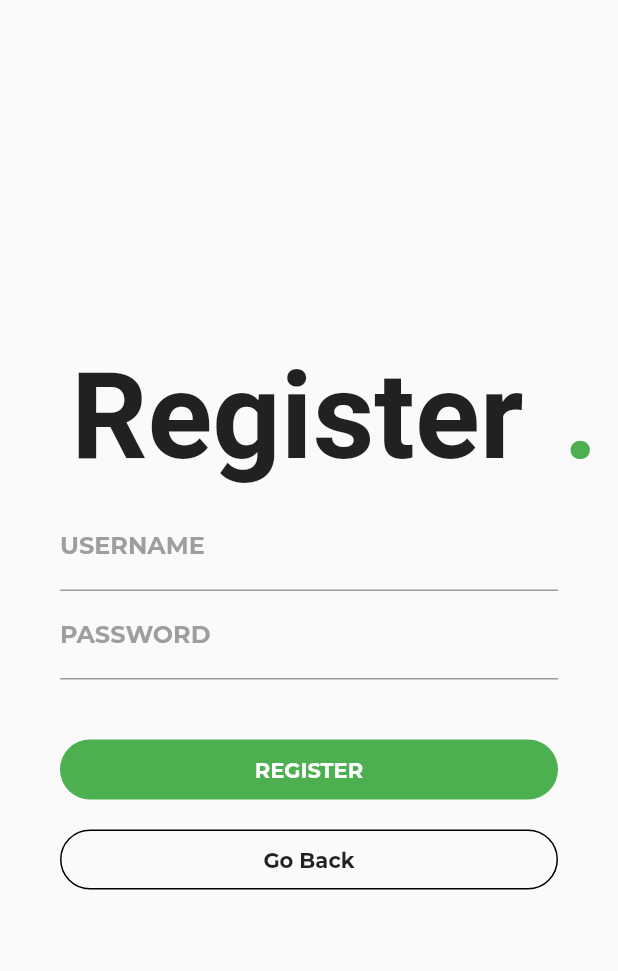
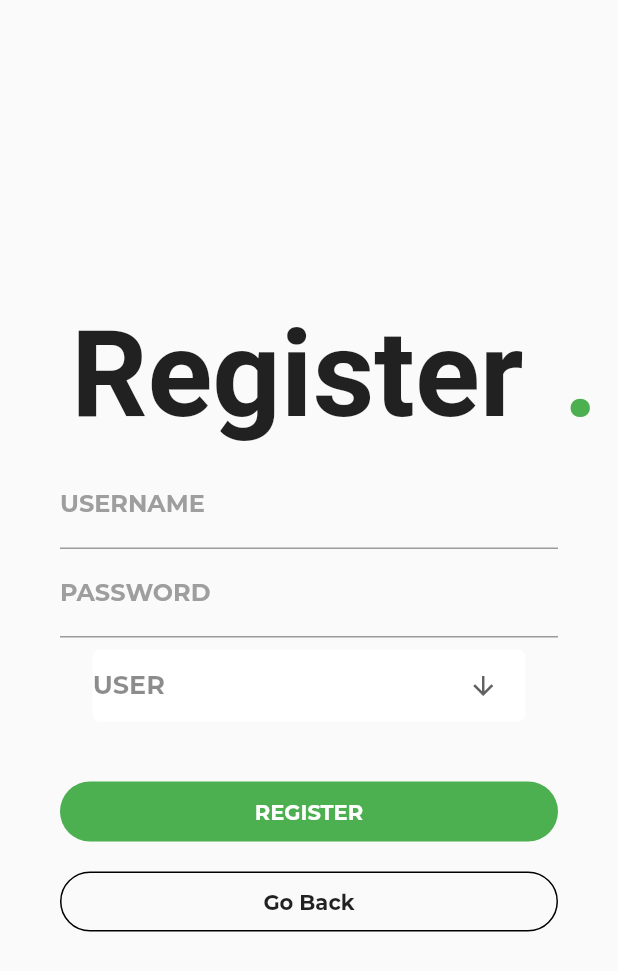
Before and after one commit to ruffcoins/zetian, a Flutter app: the Register screen opened by its route, after a tap on "REGISTER", on a phone screen of 412 x 824 dp. Shown: the top 971 px of the screen. Run offline on Flutter 3.47's test engine with Material 2 defaults, Android fonts, the phone set to English and light mode, and no system bars; our stand-ins replace dio, dropdown_search, flutter_spinkit, fluttertoast, pdf, printing and 1 more; accounts and stored records are empty; statements that could not run were skipped; project files that could hold a hidden picture were left out.

Commit message:
Specified Dropdown values for USER and ADMIN and pass the value to the mixin,

```diff
--- a/lib/screens/register.dart
+++ b/lib/screens/register.dart
@@ -7,6 +7,7 @@ import 'package:zetian/models/employee/read/get_employee_response.dart';
 import 'package:zetian/providers/app_provider.dart';
 import 'package:zetian/providers/authentication_provider.dart';
 import 'package:zetian/providers/employee_provider.dart';
+import 'package:zetian/utils/dropdown.dart';
 import 'package:zetian/utils/string_extension.dart';
 
 class Register extends StatefulWidget {
@@ -16,7 +17,8 @@ class Register extends StatefulWidget {
 
 class _RegisterState extends State<Register> with RegisterHelper {
   // late String _username, _password;
-  String? dropdownValue;
+  String dropdownValue = "USER";
+  List<String> userTypes = ["USER", "ADMIN"];
   List<String> employeeNames = [];
   List<String> employeeID = [];
   String selectedEmployeeID = '';
@@ -122,6 +124,11 @@ class _RegisterState extends State<Register> with RegisterHelper {
                       TextFormField(
                         focusNode: passwordField,
                         controller: passwordController,
+                        validator: (password){
+                          if (password != null){
+                            return password.length < 7 ? "password must be up to 7 characters" : "";
+                          }
+                        },
                         decoration: InputDecoration(
                             labelText: "PASSWORD",
                             labelStyle: TextStyle(
@@ -137,27 +144,17 @@ class _RegisterState extends State<Register> with RegisterHelper {
                         //   });
                         // },
                       ),
-                      // Padding(
-                      //   padding: const EdgeInsets.only(top: 8.0),
-                      //   child: DropdownType(
-                      //       model: 'EMPLOYEE',
-                      //       width: 0.7,
-                      //       dropdownValue: Provider.of<EmployeeProvider>(
-                      //                   context,
-                      //                   listen: false)
-                      //               .isLoading
-                      //           ? ""
-                      //           : dropdownValue,
-                      //       objectList: Provider.of<EmployeeProvider>(context,
-                      //                   listen: false)
-                      //               .isLoading
-                      //           ? []
-                      //           : employeeNames,
-                      //       onChanged: (value) {
-                      //         dropdownValue = value;
-                      //         selectedEmployeeID = findEmployeeID(value);
-                      //       }),
-                      // )
+                      Padding(
+                        padding: const EdgeInsets.only(top: 8.0),
+                        child: DropdownType(
+                            model: 'USER TYPE',
+                            width: 0.7,
+                            dropdownValue: dropdownValue,
+                            objectList: userTypes,
+                            onChanged: (value) {
+                              dropdownValue = value;
+                            }),
+                      )
                     ],
                   )),
               SizedBox(height: 40.0),
@@ -182,7 +179,9 @@ class _RegisterState extends State<Register> with RegisterHelper {
                                   username: usernameController.text,
                                   password: passwordController.text),
                               Provider.of<AppProvider>(context, listen: false).baseUrl,
-                              context);
+                              dropdownValue,
+                              context
+                          );
                         },
                         child: Center(
                           child: Text(
```
